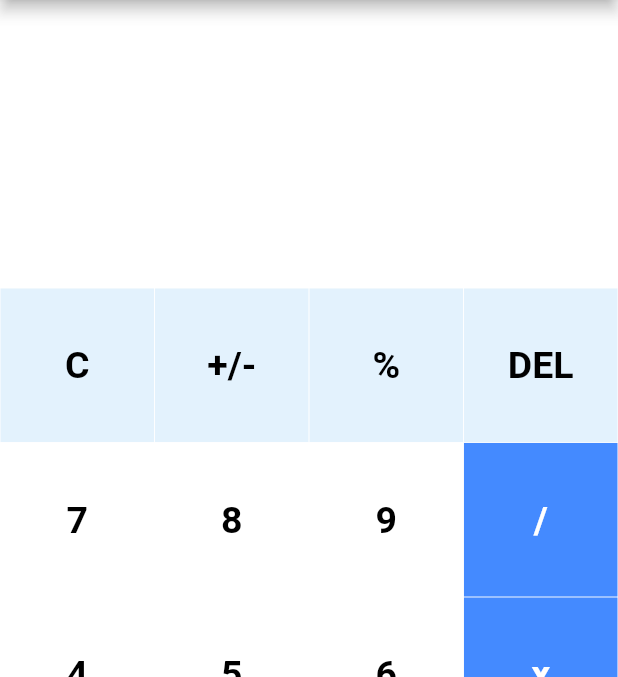
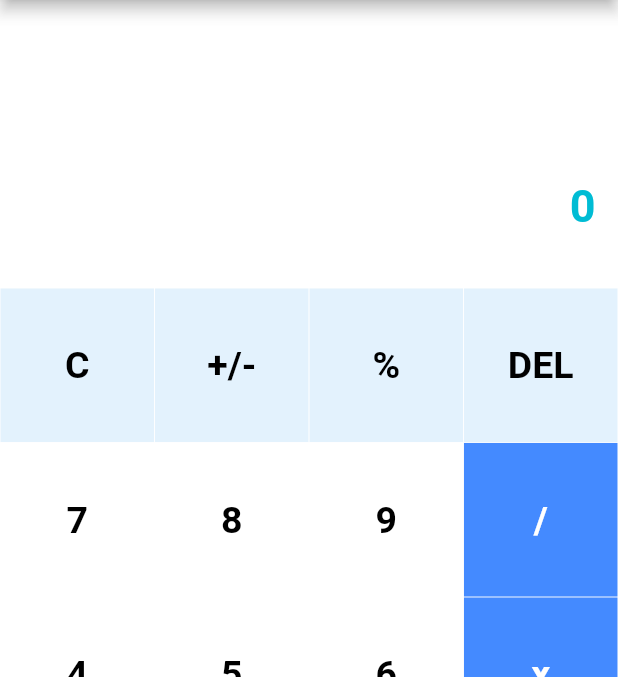
Before and after one commit to naolgithub/calculator_using_flutter, a Flutter app: the screen it shows after launch, after a tap on an icon or button, on a phone screen of 412 x 824 dp, the part 84-761 px from its top. Run offline on Flutter 3.47's test engine with Material 2 defaults, Android fonts, the phone set to English and light mode, and no system bars; our stand-ins replace math_expressions.

Commit message:
main updated

```diff
--- a/lib/main.dart
+++ b/lib/main.dart
@@ -53,7 +53,8 @@ class _CalculatorPageState extends State<CalculatorPage> {
                     alignment: Alignment.centerRight,
                     child: Text(
                       userInput,
-                      style: const TextStyle(fontSize: 18, color: Colors.white),
+                      style: const TextStyle(
+                        fontSize: 18, color: Colors.white),
                     ),
                   ),
                   Container(
@@ -63,7 +64,7 @@ class _CalculatorPageState extends State<CalculatorPage> {
                       answer,
                       style: const TextStyle(
                           fontSize: 30,
-                          color: Colors.white,
+                          color: Colors.cyan,
                           fontWeight: FontWeight.bold),
                     ),
                   )
```
